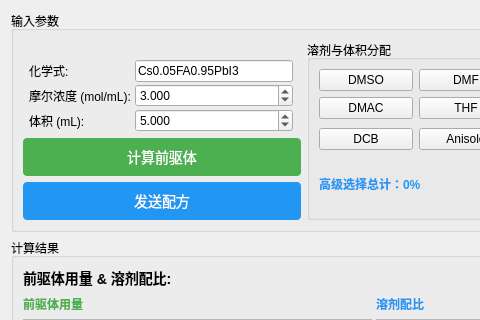
Above: RecipeAnalyzer/recipeanalyzer.ui from LightningFlashEvE/high-throughput-perovskite-medication-system before the change; both pictures show x 0 to 480 and y 0 to 320 of the 747 by 543 pixel window. Below: the same form after it.
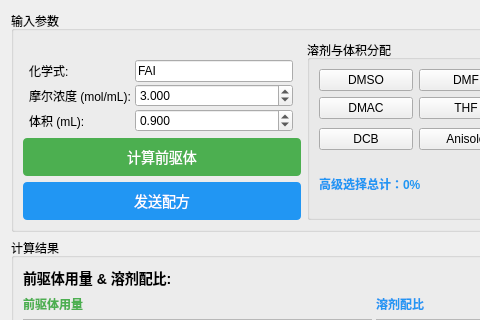
That is the form after the change. Icons and pictures are not drawn.

```diff
--- a/RecipeAnalyzer/recipeanalyzer.ui
+++ b/RecipeAnalyzer/recipeanalyzer.ui
@@ -58,7 +58,7 @@
             <item row="0" column="1">
              <widget class="QLineEdit" name="lineEdit_formula">
               <property name="text">
-               <string>Cs0.05FA0.95PbI3</string>
+               <string>FAI</string>
               </property>
               <property name="placeholderText">
                <string>例如: Cs0.17FA0.83Pb(I0.8Br0.2)3</string>
@@ -113,7 +113,7 @@
                <double>0.100000000000000</double>
               </property>
               <property name="value">
-               <double>5.000000000000000</double>
+               <double>0.900000000000000</double>
               </property>
              </widget>
             </item>
```
